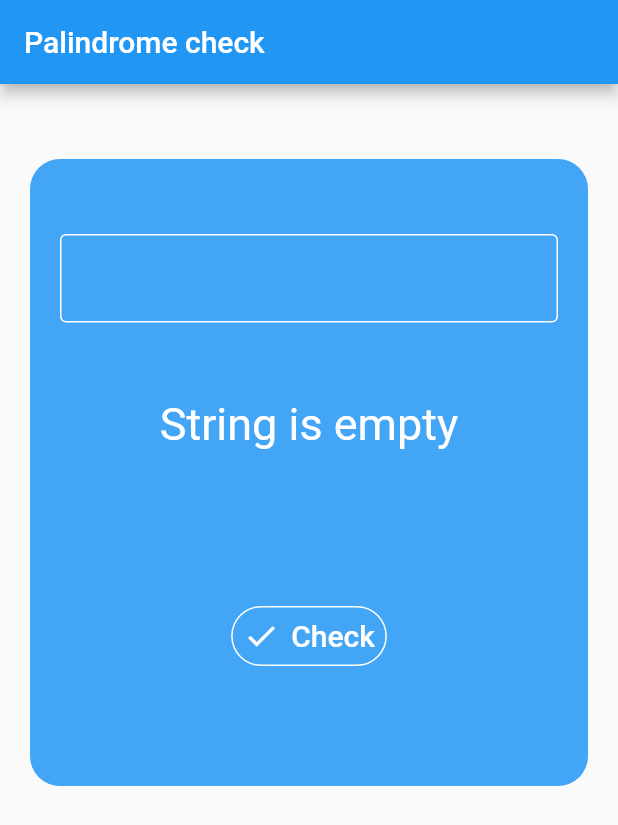
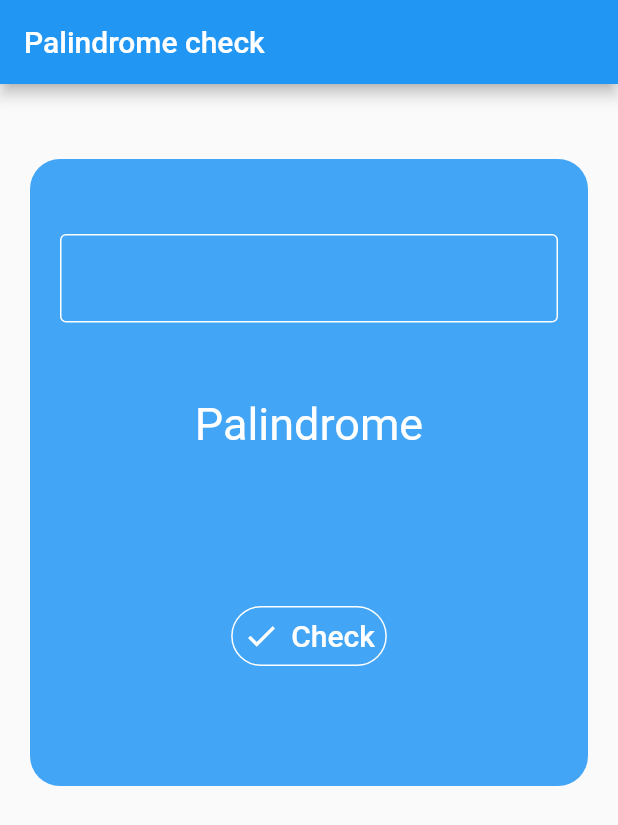
Before and after one commit to andrei-lastochkin-idf/palindrome, a Flutter app: the screen it shows after launch, after a tap on "Check", on a phone screen of 412 x 824 dp. Shown: the top 825 px of the screen. Run offline on Flutter 3.47's test engine with Material 2 defaults, Android fonts, the phone set to English and light mode, and no system bars; our stand-ins replace bloc, flutter_bloc.

Commit message:
Implemented BLoC

```diff
--- a/packages/presentation/lib/application.dart
+++ b/packages/presentation/lib/application.dart
@@ -1,17 +1,28 @@
 import 'package:flutter/material.dart';
-import 'home_page.dart';
+import 'package:flutter_bloc/flutter_bloc.dart';
+import 'package:domain/palindrome_use_case_impl.dart';
+import 'home/bloc/home_bloc.dart';
+import 'home/home_page.dart';
 
 class PalindromeApp extends StatelessWidget {
   const PalindromeApp({Key? key}) : super(key: key);
 
   @override
   Widget build(BuildContext context) {
-    return MaterialApp(
-      title: 'Flutter Demo',
-      theme: ThemeData(
-        primarySwatch: Colors.blue,
+    return MultiBlocProvider(
+      providers: [
+        BlocProvider<HomeBloc>(
+          create: (context) => HomeBloc(useCase: PalindromeUseCaseImpl())
+            ..add(HomeInitialEvent()),
+        )
+      ],
+      child: MaterialApp(
+        title: 'Flutter Demo',
+        theme: ThemeData(
+          primarySwatch: Colors.blue,
+        ),
+        home: const HomePage(),
       ),
-      home: const HomePage(title: 'Palindrome check'),
     );
   }
 }
--- /dev/null
+++ b/packages/presentation/lib/home/bloc/home_bloc.dart
@@ -0,0 +1,25 @@
+import 'package:bloc/bloc.dart';
+import 'package:meta/meta.dart';
+import 'package:domain/palindrome_use_case.dart';
+
+part 'home_event.dart';
+
+part 'home_state.dart';
+
+class HomeBloc extends Bloc<HomeEvent, HomeState> {
+  HomeBloc({required this.useCase}) : super(HomeInitialState()) {
+    on<HomeInitialEvent>(_onInitial);
+    on<CheckStringEvent>(_onCheckString);
+  }
+
+  final PalindromeUseCase useCase;
+
+  void _onInitial(HomeInitialEvent event, Emitter<HomeState> emit) {
+    emit(HomeInitialState());
+  }
+
+  void _onCheckString(CheckStringEvent event, Emitter<HomeState> emit) {
+    final result = useCase.isPalindrome(event.stringToCheck);
+    emit(HomeLoadedState(result));
+  }
+}
--- /dev/null
+++ b/packages/presentation/lib/home/bloc/home_event.dart
@@ -0,0 +1,12 @@
+part of 'home_bloc.dart';
+
+@immutable
+abstract class HomeEvent {}
+
+class HomeInitialEvent extends HomeEvent {}
+
+class CheckStringEvent extends HomeEvent {
+  final String stringToCheck;
+
+  CheckStringEvent(this.stringToCheck);
+}
--- /dev/null
+++ b/packages/presentation/lib/home/bloc/home_state.dart
@@ -0,0 +1,14 @@
+part of 'home_bloc.dart';
+
+@immutable
+abstract class HomeState {}
+
+class HomeInitialState extends HomeState {
+  final String initialString = "Enter some string";
+}
+
+class HomeLoadedState extends HomeState {
+  final bool isPalindrome;
+
+  HomeLoadedState(this.isPalindrome);
+}
--- /dev/null
+++ b/packages/presentation/lib/home/home_page.dart
@@ -0,0 +1,102 @@
+import 'package:flutter/material.dart';
+import 'package:flutter_bloc/flutter_bloc.dart';
+import 'bloc/home_bloc.dart';
+
+class HomePage extends StatefulWidget {
+  const HomePage({Key? key}) : super(key: key);
+
+  @override
+  State<HomePage> createState() => _HomePageState();
+}
+
+class _HomePageState extends State<HomePage> {
+  final _textController = TextEditingController();
+
+  @override
+  Widget build(BuildContext context) {
+    final _bloc = context.read<HomeBloc>();
+
+    return Scaffold(
+      appBar: AppBar(
+        title: const Text('Palindrome check'),
+      ),
+      body: BlocBuilder<HomeBloc, HomeState>(
+        builder: (context, state) {
+          return Container(
+            margin: const EdgeInsets.fromLTRB(20, 50, 20, 300),
+            padding: const EdgeInsets.fromLTRB(20, 50, 20, 0),
+            alignment: Alignment.center,
+            decoration: BoxDecoration(
+              color: Colors.blue[400],
+              borderRadius: const BorderRadius.all(Radius.circular(20)),
+            ),
+            child: Column(
+              children: <Widget>[
+                TextField(
+                  controller: _textController,
+                  style: const TextStyle(color: Colors.white),
+                  decoration: const InputDecoration(
+                    enabledBorder: OutlineInputBorder(
+                      borderSide: BorderSide(color: Colors.white),
+                    ),
+                    focusedBorder: OutlineInputBorder(
+                      borderSide: BorderSide(color: Colors.white),
+                    ),
+                  ),
+                ),
+                Container(
+                  margin: const EdgeInsets.only(top: 50),
+                  child: _outputText(context, state),
+                ),
+                Container(
+                  margin: const EdgeInsets.only(top: 100),
+                  child: TextButton.icon(
+                    icon: const Icon(Icons.check, color: Colors.white),
+                    label: const Text(
+                      'Check',
+                      style: TextStyle(color: Colors.white, fontSize: 20.0),
+                    ),
+                    style: ButtonStyle(
+                      shape: MaterialStateProperty.all<RoundedRectangleBorder>(
+                        const RoundedRectangleBorder(
+                          borderRadius: BorderRadius.all(Radius.circular(20)),
+                          side: BorderSide(color: Colors.white),
+                        ),
+                      ),
+                    ),
+                    onPressed: () {
+                      assert(_textController.text.trim().isNotEmpty);
+                      _bloc.add(CheckStringEvent(_textController.text));
+                    },
+                  ),
+                ),
+              ],
+            ),
+          );
+        },
+      ),
+    );
+  }
+
+  _outputText(context, state) {
+    if (state is HomeInitialState) {
+      return Text(
+        state.initialString,
+        style: const TextStyle(color: Colors.white, fontSize: 30),
+      );
+    }
+
+    if (state is HomeLoadedState) {
+      return Text(
+        state.isPalindrome == true ? "Palindrome" : "Not palindrome",
+        style: const TextStyle(color: Colors.white, fontSize: 30),
+      );
+    }
+  }
+
+  @override
+  void dispose() {
+    _textController.dispose();
+    super.dispose();
+  }
+}
--- a/packages/presentation/lib/home_page.dart
+++ /dev/null
@@ -1,94 +0,0 @@
-import 'package:flutter/material.dart';
-import 'package:domain/palindrome_use_case_impl.dart';
-
-class HomePage extends StatefulWidget {
-  const HomePage({Key? key, required this.title}) : super(key: key);
-
-  final String title;
-
-  @override
-  State<HomePage> createState() => _HomePageState();
-}
-
-class _HomePageState extends State<HomePage> {
-  final palindromeUseCase = PalindromeUseCaseImpl();
-
-  final myTextController = TextEditingController();
-
-  String _outputText = "";
-
-  void _checkString(String string) {
-    setState(() {
-      if (string.isEmpty) {
-        _outputText = "String is empty";
-      } else {
-        _outputText = palindromeUseCase.isPalindrome(string) == true
-            ? "Palindrome"
-            : "Not palindrome";
-      }
-    });
-  }
-
-  @override
-  Widget build(BuildContext context) {
-    return Scaffold(
-      appBar: AppBar(
-        title: Text(widget.title),
-      ),
-      body: Container(
-        margin: const EdgeInsets.fromLTRB(20, 50, 20, 300),
-        padding: const EdgeInsets.fromLTRB(20, 50, 20, 0),
-        alignment: Alignment.center,
-        decoration: BoxDecoration(
-          color: Colors.blue[400],
-          borderRadius: const BorderRadius.all(Radius.circular(20)),
-        ),
-        child: Column(
-          children: <Widget>[
-            TextField(
-              controller: myTextController,
-              style: const TextStyle(color: Colors.white),
-              decoration: const InputDecoration(
-                enabledBorder: OutlineInputBorder(
-                  borderSide: BorderSide(color: Colors.white),
-                ),
-                focusedBorder: OutlineInputBorder(
-                  borderSide: BorderSide(color: Colors.white),
-                ),
-              ),
-            ),
-            Container(
-              margin: const EdgeInsets.only(top: 50),
-              child: Text(
-                _outputText,
-                style: const TextStyle(color: Colors.white, fontSize: 30),
-              ),
-            ),
-            Container(
-              margin: const EdgeInsets.only(top: 100),
-              child: TextButton.icon(
-                icon: const Icon(Icons.check, color: Colors.white),
-                label: const Text('Check',
-                    style: TextStyle(color: Colors.white, fontSize: 20.0)),
-                style: ButtonStyle(
-                    shape: MaterialStateProperty.all<RoundedRectangleBorder>(
-                        const RoundedRectangleBorder(
-                            borderRadius: BorderRadius.all(Radius.circular(20)),
-                            side: BorderSide(color: Colors.white)))),
-                onPressed: () {
-                  _checkString(myTextController.text.trim());
-                },
-              ),
-            ),
-          ],
-        ),
-      ),
-    );
-  }
-
-  @override
-  void dispose() {
-    myTextController.dispose();
-    super.dispose();
-  }
-}
--- a/packages/presentation/pubspec.yaml
+++ b/packages/presentation/pubspec.yaml
@@ -13,6 +13,7 @@ dependencies:
     sdk: flutter
   domain:
     path: ../domain
+  flutter_bloc: ^8.0.1
 
 dev_dependencies:
   flutter_test:
```
